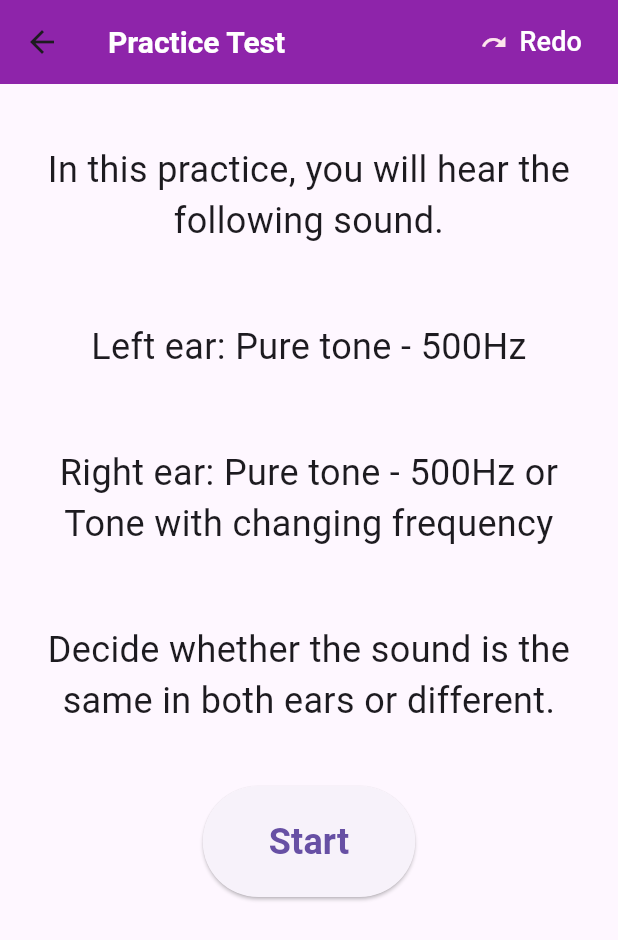
After one commit to AllenAnZifeng/audioapp, a Flutter app: the Practice3 screen opened directly, on a phone screen of 412 x 824 dp. The commit adds this screen. Shown: the top 940 px of the screen. Run offline on Flutter 3.47's test engine with Material 2 defaults, Android fonts, the phone set to English and light mode, and no system bars; our stand-ins replace audioplayers, cloud_firestore, firebase_auth, firebase_core, fl_chart, flutter_spinkit and 3 more; missing offline and left inert: dart:ffi, headset_connection_event, perfect_volume_control; accounts and stored records are empty.

Commit message:
finish practice3

```diff
--- /dev/null
+++ b/lib/screens/test3/practice3.dart
@@ -0,0 +1,302 @@
+import 'package:audioapp/screens/test3/test3.dart';
+import 'package:flutter/services.dart';
+import 'package:audioplayers/audioplayers.dart';
+import 'package:flutter/material.dart';
+import 'package:headset_connection_event/headset_event.dart';
+
+class Practice3 extends StatefulWidget {
+  const Practice3({Key? key}) : super(key: key);
+
+  @override
+  State<Practice3> createState() => _Practice3State();
+}
+
+
+
+class _Practice3State extends State<Practice3> {
+  bool buttonVisible = false;
+
+  String buttonState = 'Start';
+  // String buttonState = 'End';
+  Map<String, String> textDict = {
+    'Start': 'Start',
+    'InTest': 'Make a choice',
+    'End': 'Go to Test',
+  };
+  List<Widget> buttons = [];
+
+  String error ="";
+  final player = AudioPlayer();
+
+
+  HeadsetState headPhoneState = HeadsetState.DISCONNECT;
+
+  @override
+  initState() {
+    super.initState();
+
+    HeadsetEvent headsetPlugin = new HeadsetEvent();
+    headsetPlugin.getCurrentState.then((_val){
+      setState(() {
+        headPhoneState = _val!;
+      });
+    });
+    headsetPlugin.setListener((_val) {
+      setState(() {
+        headPhoneState = _val;
+      });
+    });
+
+   setState(() {
+     buttons = generateButtons();
+   });
+  }
+
+  @override
+  dispose() {
+    super.dispose();
+    player.stop();
+  }
+
+  playAudio() async{
+    await player.play(AssetSource("audio/stereo_signal_1000.mp3"));
+  }
+
+  startPractice() async {
+    print(headPhoneState);
+
+    if (headPhoneState == HeadsetState.CONNECT) {
+      await playAudio();
+      setState(() {
+        buttonState = 'InTest';
+        buttonVisible = true;
+        buttons = generateButtons();
+        error = '';
+      });
+    } else {
+      setState(() {
+        error = "Please connect your headphone";
+      });
+    }
+
+    // print(buttonVisible);
+    // print(buttons);
+  }
+
+
+
+  Future<void> _endPracticeDialogBuilder(BuildContext context) {
+    return showDialog<void>(
+      context: context,
+      builder: (BuildContext context) {
+        return AlertDialog(
+          title: const Text('Correct Choice!'),
+          content: const Text('You have successfully completed the practice.'),
+          actions: <Widget>[
+            TextButton(
+              style: TextButton.styleFrom(
+                textStyle: Theme.of(context).textTheme.labelLarge,
+              ),
+              child: const Text('Go To Test'),
+              onPressed: () {
+                Navigator.push(
+                  context,
+                  MaterialPageRoute(builder: (context) => const Test3()),
+                );
+              },
+            ),
+            TextButton(
+              style: TextButton.styleFrom(
+                textStyle: Theme.of(context).textTheme.labelLarge,
+              ),
+              child: const Text('Close'),
+              onPressed: () {
+                Navigator.pop(context);
+              },
+            ),
+
+          ],
+        );
+      },
+    );
+  }
+
+  List<Widget> generateButtons(){
+    var buttons = [
+      if (buttonVisible)
+        ElevatedButton(
+          onPressed: () async {
+            setState(() {
+              buttonState = 'End';
+              error= '';
+              buttonVisible = false;
+            });
+            await _endPracticeDialogBuilder(context);
+          },
+          child: Text('Different', style: TextStyle(fontSize: 20.0, fontWeight: FontWeight.bold)),
+        ),
+      if (buttonVisible)
+        ElevatedButton(
+          onPressed: () {
+            setState(() {
+              error= '';
+            });
+            ScaffoldMessenger.of(context).showSnackBar(
+              SnackBar(
+                action: SnackBarAction(
+                  label: 'Close',
+                  onPressed: () {
+                    // Code to execute.
+                  },
+                ),
+                content: Text('Incorrect Choice!'),
+                duration: const Duration(milliseconds: 800),
+                width: 280.0, // Width of the SnackBar.
+                padding: const EdgeInsets.symmetric(
+                  horizontal: 8.0, // Inner padding for SnackBar content.
+                ),
+                behavior: SnackBarBehavior.floating,
+                shape: RoundedRectangleBorder(
+                  borderRadius: BorderRadius.circular(10.0),
+                ),
+              ),
+            );
+          },
+          child: Text('Same', style: TextStyle(fontSize: 20.0, fontWeight: FontWeight.bold)),
+        ),
+    ];
+    // buttons.shuffle();
+    return buttons;
+  }
+
+
+  @override
+  Widget build(BuildContext context) {
+    return Scaffold(
+      appBar: AppBar(
+          backgroundColor: Colors.purple[600],
+          scrolledUnderElevation: 4.0,
+          elevation: 0,
+          title: const Text(
+            'Practice Test',
+            style: TextStyle(color: Colors.white,fontSize: 20.0, fontWeight: FontWeight.bold),
+          ),
+        actions: <Widget>[
+          TextButton.icon(
+            onPressed: () async {
+              if (buttonState == 'End') {
+                setState(() {
+                  buttonState = 'InTest';
+                });
+                startPractice();
+              }else{
+                setState(() {
+                  error = 'Finish the practice first';
+                });
+              }
+            },
+            icon: Icon(
+              Icons.redo,
+              color: Colors.pink[50],
+            ),
+            label: const Padding(
+              padding:  EdgeInsets.only(right:8.0),
+              child: Text('Redo',
+                  style: TextStyle(
+                    fontSize: 18.0,
+                  )),
+            ),
+            style: TextButton.styleFrom(
+              foregroundColor: Colors.white,
+            ),
+          ),
+
+        ],
+      ),
+      body: SingleChildScrollView(
+        child: Column(
+          mainAxisAlignment: MainAxisAlignment.start,
+          crossAxisAlignment: CrossAxisAlignment.center,
+          children: [
+            const SizedBox(height: 20.0, width: double.infinity),
+            const Padding(
+              padding: EdgeInsets.all(20.0),
+              child: Text(
+                'In this practice, you will hear the following sound. ',
+                textAlign: TextAlign.center,
+                style: TextStyle(fontSize: 24.0),
+              ),
+            ),
+            const SizedBox(height: 10.0, width: double.infinity),
+            const Padding(
+              padding: EdgeInsets.all(20.0),
+              child: Text(
+                'Left ear: Pure tone - 500Hz',
+                textAlign: TextAlign.center,
+                style: TextStyle(fontSize: 24.0),
+              ),
+            ),
+            const SizedBox(height: 10.0, width: double.infinity),
+            const Padding(
+              padding: EdgeInsets.all(20.0),
+              child: Text(
+                'Right ear: Pure tone - 500Hz or Tone with changing frequency',
+                textAlign: TextAlign.center,
+                style: TextStyle(fontSize: 24.0),
+              ),
+            ),
+            const SizedBox(height: 10.0, width: double.infinity),
+            const Padding(
+              padding: EdgeInsets.all(20.0),
+              child: Text(
+                'Decide whether the sound is the same in both ears or different.',
+                textAlign: TextAlign.center,
+                style: TextStyle(fontSize: 24.0),
+              ),
+            ),
+            const SizedBox(height: 20.0, width: double.infinity),
+            ElevatedButton(
+              onPressed: buttonState == 'InTest'? null : () {
+                if (buttonState == 'Start') {
+                  startPractice();
+                } else if (buttonState == 'InTest') {
+                  setState(() {
+                    error = '';
+                  });
+
+                }
+                else if (buttonState=='End'){
+
+                  Navigator.push(
+                    context,
+                    MaterialPageRoute(
+                        builder: (context) => const Test3()),
+                  );
+                }
+              },
+              child: Padding(
+                padding: EdgeInsets.all(20.0),
+                child: Text(
+                  textDict[buttonState]!,
+                  style: TextStyle(fontSize: 24.0, fontWeight: FontWeight.bold),
+                ),
+              ),
+            ),
+            const SizedBox(height: 40.0, width: double.infinity),
+            Row(
+              mainAxisAlignment: MainAxisAlignment.spaceEvenly,
+              children: buttons,
+            ),
+            const SizedBox(height: 40.0, width: double.infinity),
+            Text(
+              error,
+              style: const TextStyle(color: Colors.red, fontSize: 14.0),
+            )
+          ],
+        ),
+      ),
+    );
+  }
+
+
+}
--- a/pubspec.yaml
+++ b/pubspec.yaml
@@ -52,7 +52,8 @@ dependencies:
   js: ^0.6.5
   flutter_js: ^0.6.0
   fl_chart: ^0.61.0
-  audioplayers: ^3.0.1
+  audioplayers: ^4.0.1
+  headset_connection_event: ^3.0.0
 
 dev_dependencies:
   flutter_test:
```
Also changed, not shown: lib/screens/preTest/sound.dart (+6 -1 lines), lib/screens/test3/test3.dart (added, +354 -0 lines), pubspec.lock, 3 other files.
